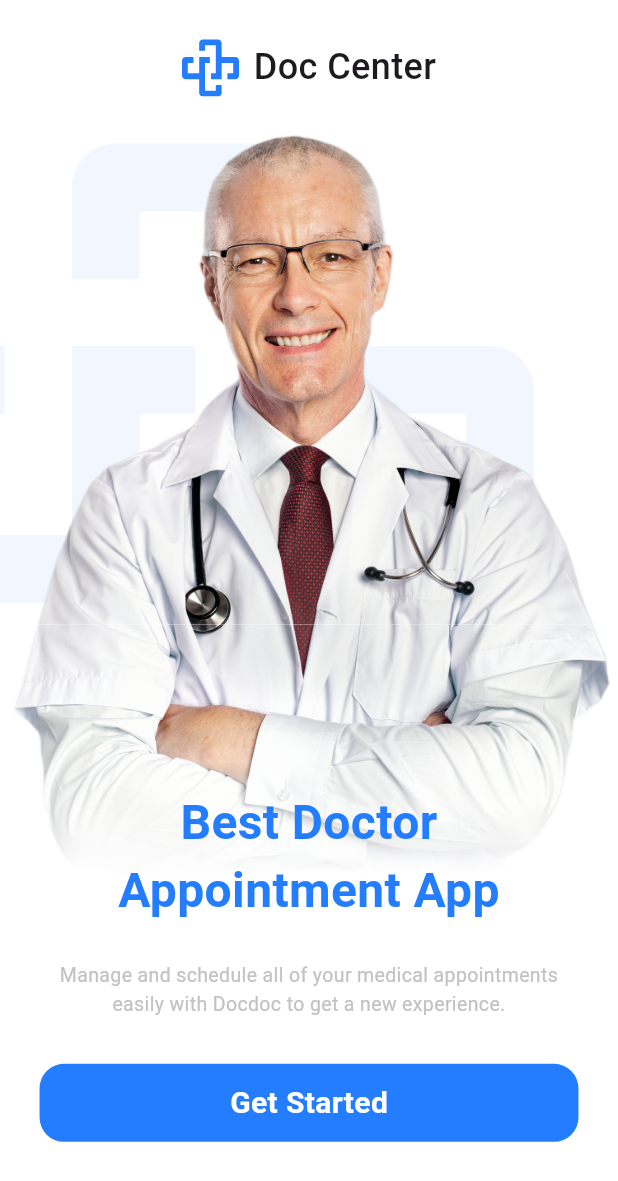
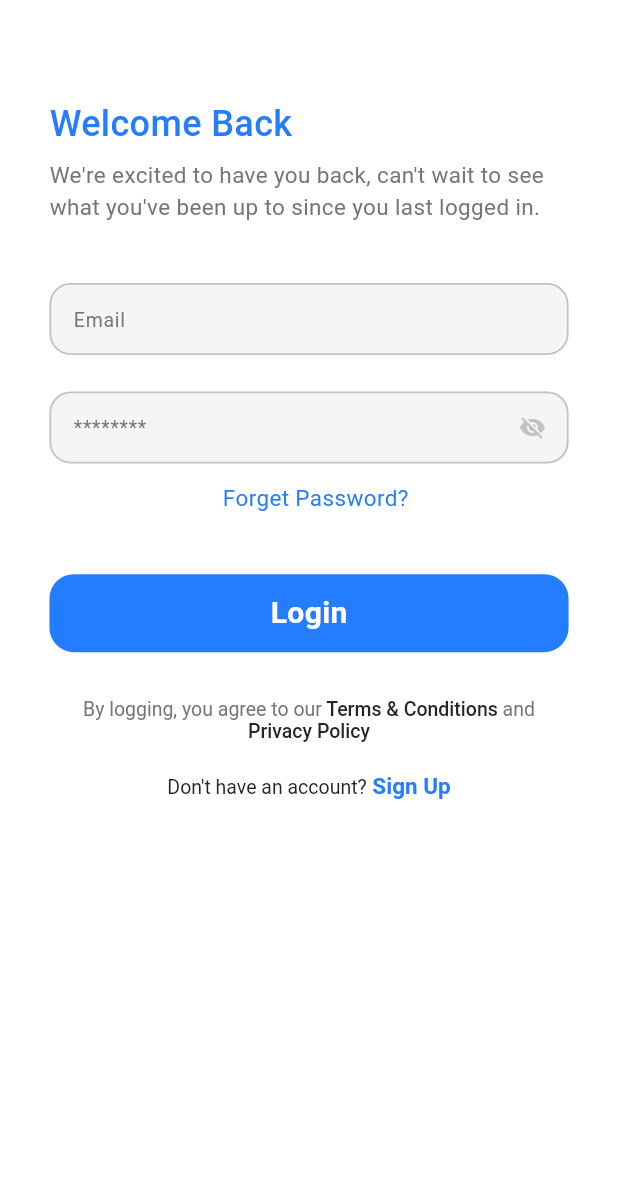
Before and after one commit to YoussifFathi/doc_center, a Flutter app: the screen it shows after launch, after a tap on "Get Started", on a phone screen of 412 x 824 dp. Shown: the top 1181 px of the screen. Run offline on Flutter 3.47's test engine with Material 3 defaults, Android fonts, the phone set to English and light mode, and no system bars; our stand-ins replace flutter_screenutil, flutter_svg, get.

Commit message:
-- create login screen UI -- create regular text field -- create password text field -- change navigation to Getx Navigation

```diff
--- a/lib/core/constants/app_text_styles.dart
+++ b/lib/core/constants/app_text_styles.dart
@@ -5,6 +5,21 @@ abstract class AppTextStyles {
   static const style13Weight400 = TextStyle(
     fontSize: 13,
     fontWeight: FontWeight.w400,
+  );
+
+  static const style13Weight500 = TextStyle(
+    fontSize: 13,
+    fontWeight: FontWeight.w500,
+  );
+
+  static const style15Weight400 = TextStyle(
+    fontSize: 15,
+    fontWeight: FontWeight.w400,
+  );
+
+  static const style15Weight700 = TextStyle(
+    fontSize: 15,
+    fontWeight: FontWeight.w700,
   );
 
   static const style20Weight600 = TextStyle(
--- /dev/null
+++ b/lib/core/navigation/app_pages.dart
@@ -0,0 +1,22 @@
+import 'package:doc_center/core/navigation/routes.dart';
+import 'package:doc_center/features/login/presentation/views/login_screen.dart';
+import 'package:doc_center/features/onboarding/presentation/views/onboarding_screen.dart';
+import 'package:doc_center/features/splash/presentation/views/splash_screen.dart';
+import 'package:get/get.dart';
+
+abstract class AppPages {
+  static List<GetPage> pages = [
+    GetPage(
+      name: Routes.splash,
+      page: () => const SplashScreen(),
+    ),
+    GetPage(
+      name: Routes.onboardingScreen,
+      page: () => const OnboardingScreen(),
+    ),
+    GetPage(
+      name: Routes.loginScreen,
+      page: () => const LoginScreen(),
+    ),
+  ];
+}
--- a/lib/core/navigation/app_router.dart
+++ /dev/null
@@ -1,37 +0,0 @@
-import 'package:doc_center/core/navigation/routes.dart';
-import 'package:doc_center/features/onboarding/presentation/views/onboarding_screen.dart';
-import 'package:doc_center/features/splash/presentation/views/splash_screen.dart';
-import 'package:flutter/material.dart';
-
-class AppRouter {
-  Route getRoute(RouteSettings settings) {
-    switch (settings.name) {
-      case Routes.splash:
-        return _buildRoute(settings, const SplashScreen());
-      case Routes.onboardingScreen:
-        return _buildRoute(settings, const OnboardingScreen());
-      // case Routes.homeScreen:
-      //   return _buildRoute(settings, const HomeScreen());
-      default:
-        return _buildRoute(settings, const NoRouteScreen());
-    }
-  }
-
-  Route _buildRoute(RouteSettings settings, Widget widget) {
-    return MaterialPageRoute(
-      settings: settings,
-      builder: (context) => widget,
-    );
-  }
-}
-
-class NoRouteScreen extends StatelessWidget {
-  const NoRouteScreen({super.key});
-
-  @override
-  Widget build(BuildContext context) {
-    return const Scaffold(
-      body: Text("No Route Screen"),
-    );
-  }
-}
--- a/lib/core/navigation/routes.dart
+++ b/lib/core/navigation/routes.dart
@@ -1,5 +1,6 @@
-class Routes {
+abstract class Routes {
   static const String splash = '/';
   static const String onboardingScreen = '/onBoardingScreen';
+  static const String loginScreen = '/loginScreen';
   static const String homeScreen = '/homeScreen';
 }
--- /dev/null
+++ b/lib/core/widgets/custom_password_text_field.dart
@@ -0,0 +1,97 @@
+import 'package:doc_center/core/constants/app_colors.dart';
+import 'package:doc_center/core/constants/app_text_styles.dart';
+import 'package:flutter/material.dart';
+import 'package:flutter_screenutil/flutter_screenutil.dart';
+
+class CustomPasswordTextField extends StatefulWidget {
+  final TextEditingController textEditingController;
+  final String hintTxt;
+  final Color? bkColor;
+
+  const CustomPasswordTextField({
+    super.key,
+    required this.textEditingController,
+    required this.hintTxt,
+    this.bkColor,
+  });
+
+  @override
+  State<CustomPasswordTextField> createState() =>
+      _CustomPasswordTextFieldState();
+}
+
+class _CustomPasswordTextFieldState extends State<CustomPasswordTextField> {
+  bool isObscure = true;
+
+  FocusNode focusNode = FocusNode();
+
+  @override
+  void initState() {
+    super.initState();
+    focusNode.addListener(() {
+      setState(() {}); // Rebuild widget when focus state changes
+    });
+  }
+
+  @override
+  void dispose() {
+    focusNode.dispose();
+    super.dispose();
+  }
+
+  @override
+  Widget build(BuildContext context) {
+    return TextFormField(
+      focusNode: focusNode,
+      controller: widget.textEditingController,
+      obscureText: isObscure,
+      decoration: InputDecoration(
+        isDense: true,
+        hintStyle:
+            AppTextStyles.style13Weight400.copyWith(color: AppColors.gray),
+        hintText: widget.hintTxt,
+        fillColor: AppColors.moreLighterGray,
+        filled: true,
+        suffixIcon: isObscure
+            ? GestureDetector(
+                onTap: () {
+                  setState(() {
+                    isObscure = false;
+                  });
+                },
+                child: Icon(
+                  Icons.visibility_off,
+                  color: focusNode.hasFocus
+                      ? AppColors.mainBlue
+                      : AppColors.lightGray,
+                ),
+              )
+            : GestureDetector(
+                onTap: () {
+                  setState(() {
+                    isObscure = true;
+                  });
+                },
+                child: Icon(
+                  Icons.visibility,
+                  color: focusNode.hasFocus
+                      ? AppColors.mainBlue
+                      : AppColors.lightGray,
+                ),
+              ),
+        enabledBorder: OutlineInputBorder(
+            borderRadius: BorderRadius.circular(14.r),
+            borderSide: const BorderSide(
+              color: AppColors.lightGray,
+              width: 1.2,
+            )),
+        focusedBorder: OutlineInputBorder(
+            borderRadius: BorderRadius.circular(18.r),
+            borderSide: const BorderSide(
+              color: AppColors.mainBlue,
+              width: 1.4,
+            )),
+      ),
+    );
+  }
+}
--- /dev/null
+++ b/lib/core/widgets/custom_text_field_one.dart
@@ -0,0 +1,47 @@
+import 'package:doc_center/core/constants/app_colors.dart';
+import 'package:doc_center/core/constants/app_text_styles.dart';
+import 'package:flutter/material.dart';
+import 'package:flutter_screenutil/flutter_screenutil.dart';
+
+class CustomTextFieldOne extends StatelessWidget {
+  final TextEditingController textEditingController;
+  final String hintTxt;
+  final Color? bkColor;
+
+  const CustomTextFieldOne({
+    super.key,
+    required this.textEditingController,
+    required this.hintTxt,
+    this.bkColor,
+  });
+
+  @override
+  Widget build(BuildContext context) {
+    return TextFormField(
+      controller: textEditingController,
+      decoration: InputDecoration(
+        isDense: true,
+        hintStyle: AppTextStyles.style13Weight400.copyWith(
+          color: AppColors.gray
+        ),
+        hintText: hintTxt ,
+        fillColor: AppColors.moreLighterGray,
+        filled: true,
+        enabledBorder: OutlineInputBorder(
+            borderRadius: BorderRadius.circular(14.r),
+            borderSide: const BorderSide(
+              color: AppColors.lightGray,
+              width: 1.2,
+            )
+        ),
+        focusedBorder: OutlineInputBorder(
+            borderRadius: BorderRadius.circular(18.r),
+            borderSide: const BorderSide(
+              color: AppColors.mainBlue,
+              width: 1.4,
+            )
+        ),
+      ),
+    );
+  }
+}
--- /dev/null
+++ b/lib/features/login/presentation/views/login_screen.dart
@@ -0,0 +1,13 @@
+import 'package:doc_center/features/login/presentation/views/widgets/login_body.dart';
+import 'package:flutter/material.dart';
+
+class LoginScreen extends StatelessWidget {
+  const LoginScreen({super.key});
+
+  @override
+  Widget build(BuildContext context) {
+    return const Scaffold(
+      body: LoginBody(),
+    );
+  }
+}
--- /dev/null
+++ b/lib/features/login/presentation/views/widgets/dont_have_account_txt.dart
@@ -0,0 +1,34 @@
+import 'package:doc_center/core/constants/app_colors.dart';
+import 'package:doc_center/core/constants/app_text_styles.dart';
+import 'package:flutter/gestures.dart';
+import 'package:flutter/material.dart';
+
+class DontHaveAccountText extends StatelessWidget {
+  const DontHaveAccountText({super.key});
+
+  @override
+  Widget build(BuildContext context) {
+    return RichText(
+      textAlign: TextAlign.center,
+      text: TextSpan(
+        children: [
+          TextSpan(
+            text: 'Don\'t have an account?',
+            style: AppTextStyles.style13Weight400.copyWith(
+              color: AppColors.darkBlue,
+            ),
+          ),
+          TextSpan(
+            text: ' Sign Up',
+            style: AppTextStyles.style15Weight700.copyWith(
+              color: AppColors.mainBlue,
+            ),
+            recognizer: TapGestureRecognizer()..onTap = (){
+              print("Sign Up");
+            }
+          ),
+        ],
+      ),
+    );
+  }
+}
--- /dev/null
+++ b/lib/features/login/presentation/views/widgets/login_body.dart
@@ -0,0 +1,75 @@
+import 'package:doc_center/core/constants/app_colors.dart';
+import 'package:doc_center/core/constants/app_text_styles.dart';
+import 'package:doc_center/core/widgets/custom_password_text_field.dart';
+import 'package:doc_center/core/widgets/custom_text_field_one.dart';
+import 'package:doc_center/core/widgets/primary_button.dart';
+import 'package:doc_center/features/login/presentation/views/widgets/dont_have_account_txt.dart';
+import 'package:doc_center/features/login/presentation/views/widgets/login_header_text.dart';
+import 'package:doc_center/features/login/presentation/views/widgets/terms_and_conditions_text.dart';
+import 'package:flutter/material.dart';
+import 'package:flutter_screenutil/flutter_screenutil.dart';
+
+class LoginBody extends StatelessWidget {
+  const LoginBody({super.key});
+
+  @override
+  Widget build(BuildContext context) {
+    return Padding(
+      padding: EdgeInsets.symmetric(
+        horizontal: 30.w,
+        vertical: 25.h,
+      ),
+      child: SingleChildScrollView(
+        child: Column(
+          children: [
+            SizedBox(
+              height: 40.h,
+            ),
+            const LoginHeaderText(),
+
+            SizedBox(
+              height: 40.h,
+            ),
+            CustomTextFieldOne(
+              textEditingController: TextEditingController(),
+              hintTxt: "Email",
+            ),
+            SizedBox(
+              height: 24.h,
+            ),
+            CustomPasswordTextField(
+              textEditingController: TextEditingController(),
+              hintTxt: "********",
+            ),
+            SizedBox(
+              height: 12.h,
+            ),
+            Padding(
+              padding: EdgeInsetsDirectional.only(start: 8.w),
+              child: Text(
+                "Forget Password?",
+                style: AppTextStyles.style15Weight400
+                    .copyWith(color: AppColors.mainBlue),
+              ),
+            ),
+            SizedBox(
+              height: 40.h,
+            ),
+            PrimaryButton(
+              title: "Login",
+              onTap: () {},
+            ),
+            SizedBox(
+              height: 30.h,
+            ),
+            const TermsAndConditionsText(),
+            SizedBox(
+              height: 20.h,
+            ),
+            const DontHaveAccountText(),
+          ],
+        ),
+      ),
+    );
+  }
+}
--- /dev/null
+++ b/lib/features/login/presentation/views/widgets/login_header_text.dart
@@ -0,0 +1,35 @@
+import 'package:doc_center/core/constants/app_colors.dart';
+import 'package:doc_center/core/constants/app_text_styles.dart';
+import 'package:flutter/material.dart';
+import 'package:flutter_screenutil/flutter_screenutil.dart';
+
+class LoginHeaderText extends StatelessWidget {
+  const LoginHeaderText({
+    super.key,
+  });
+
+  @override
+  Widget build(BuildContext context) {
+    return Column(
+      crossAxisAlignment: CrossAxisAlignment.start,
+      children: [
+        Text(
+          'Welcome Back',
+          style: AppTextStyles.style24Weight500.copyWith(
+            color: AppColors.mainBlue,
+          ),
+          textAlign: TextAlign.start,
+        ),
+        SizedBox(
+          height: 6.h,
+        ),
+        Text(
+          'We\'re excited to have you back, can\'t wait to see what you\'ve been up to since you last logged in.',
+          style: AppTextStyles.style15Weight400.copyWith(
+            color: AppColors.gray,
+          ),
+        ),
+      ],
+    );
+  }
+}
--- /dev/null
+++ b/lib/features/login/presentation/views/widgets/terms_and_conditions_text.dart
@@ -0,0 +1,42 @@
+import 'package:doc_center/core/constants/app_colors.dart';
+import 'package:doc_center/core/constants/app_text_styles.dart';
+import 'package:flutter/material.dart';
+
+class TermsAndConditionsText extends StatelessWidget {
+  const TermsAndConditionsText({super.key});
+
+  @override
+  Widget build(BuildContext context) {
+    return RichText(
+      textAlign: TextAlign.center,
+      text: TextSpan(
+        children: [
+          TextSpan(
+            text: 'By logging, you agree to our',
+            style: AppTextStyles.style13Weight400.copyWith(
+              color: AppColors.gray,
+            ),
+          ),
+          TextSpan(
+            text: ' Terms & Conditions',
+            style: AppTextStyles.style13Weight500.copyWith(
+              color: AppColors.darkBlue,
+            ),
+          ),
+          TextSpan(
+            text: ' and',
+            style: AppTextStyles.style13Weight400.copyWith(
+              color: AppColors.gray,
+            ),
+          ),
+          TextSpan(
+            text: ' Privacy Policy',
+            style: AppTextStyles.style13Weight500.copyWith(
+              color: AppColors.darkBlue,
+            ),
+          ),
+        ],
+      ),
+    );
+  }
+}
--- a/lib/features/onboarding/presentation/views/widgets/onboarding_body.dart
+++ b/lib/features/onboarding/presentation/views/widgets/onboarding_body.dart
@@ -1,10 +1,12 @@
 import 'package:doc_center/core/constants/app_colors.dart';
 import 'package:doc_center/core/constants/app_text_styles.dart';
+import 'package:doc_center/core/navigation/routes.dart';
 import 'package:doc_center/core/widgets/primary_button.dart';
 import 'package:doc_center/features/onboarding/presentation/views/widgets/logo_and_doc_center.dart';
 import 'package:doc_center/features/onboarding/presentation/views/widgets/stack_doc_pic_and_text.dart';
 import 'package:flutter/material.dart';
 import 'package:flutter_screenutil/flutter_screenutil.dart';
+import 'package:get/get.dart';
 
 class OnboardingBody extends StatelessWidget {
   const OnboardingBody({super.key});
@@ -33,7 +35,7 @@ class OnboardingBody extends StatelessWidget {
               PrimaryButton(
                 title: "Get Started",
                 onTap: () {
-                  print("go to next screen");
+                  Get.toNamed(Routes.loginScreen);
                 },
               ),
             ],
--- a/lib/main_app.dart
+++ b/lib/main_app.dart
@@ -1,9 +1,10 @@
 import 'package:doc_center/core/constants/app_colors.dart';
+import 'package:doc_center/core/navigation/app_pages.dart';
 import 'package:doc_center/core/navigation/routes.dart';
 import 'package:flutter/material.dart';
 import 'package:flutter_screenutil/flutter_screenutil.dart';
+import 'package:get/get.dart';
 
-import 'core/navigation/app_router.dart';
 
 class MyApp extends StatelessWidget {
   const MyApp({super.key});
@@ -13,7 +14,7 @@ class MyApp extends StatelessWidget {
     return ScreenUtilInit(
       designSize: const Size(375, 812),
       minTextAdapt: true,
-      child: MaterialApp(
+      child: GetMaterialApp(
         title: "Doc Center",
         debugShowCheckedModeBanner: false,
         theme: ThemeData(
@@ -21,7 +22,7 @@ class MyApp extends StatelessWidget {
           scaffoldBackgroundColor: Colors.white,
         ),
         initialRoute: Routes.onboardingScreen,
-        onGenerateRoute: AppRouter().getRoute,
+        getPages: AppPages.pages,
       ),
     );
   }
```
